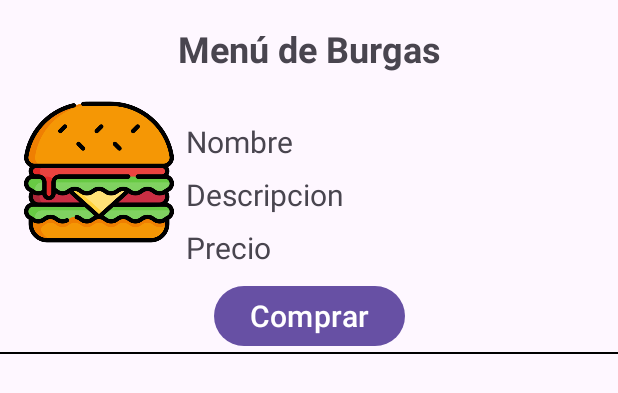
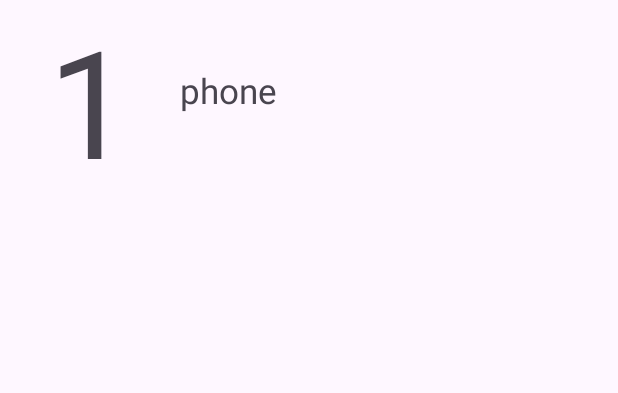
Before and after one commit to MatiaseRamirez/TP_APP_final, an Android app: the layout item_recyclerview_phone.xml on its own in the app's theme, with its tools: preview values and no code run, on a phone screen of 412 x 824 dp. Shown: the top 393 px of the screen. Run offline under Robolectric (Android 15) with nearby library versions, the phone set to English and light mode, and no system bars.

Commit message:
vuelta atras de cod recivlerview_phone en xml

```diff
--- a/app/src/main/res/layout/item_recyclerview_phone.xml
+++ b/app/src/main/res/layout/item_recyclerview_phone.xml
@@ -6,90 +6,29 @@
     xmlns:tools="http://schemas.android.com/tools"
     android:id="@+id/layoutItemRecycler">
 
+
     <TextView
-        android:id="@+id/titleTextView"
-        android:layout_width="wrap_content"
-        android:layout_height="wrap_content"
-        android:text="Menú de Burgas"
-        android:textSize="24sp"
-        android:textStyle="bold"
+        android:id="@+id/tvId"
+        android:layout_width="120dp"
+        android:layout_height="120dp"
+        tools:text="1"
+        android:textSize="100sp"
+        android:textAlignment="center"
+        app:layout_constraintStart_toStartOf="parent"
         app:layout_constraintTop_toTopOf="parent"
-        app:layout_constraintStart_toStartOf="parent"
-        app:layout_constraintEnd_toEndOf="parent"
-        android:layout_marginTop="16dp"/>
-
-    <ImageView
-        android:id="@+id/iv_burga"
-        android:layout_width="100dp"
-        android:layout_height="100dp"
-        app:layout_constraintTop_toBottomOf="@id/titleTextView"
-        app:layout_constraintStart_toStartOf="parent"
-        android:src="@drawable/burga"
-        android:scaleType="centerCrop"
-        android:layout_marginLeft="16dp"
-        android:layout_marginRight="16dp"
-        android:layout_marginTop="16dp"
-        android:layout_marginBottom="16dp"/>
-
-    <View
-        android:id="@+id/dividerView"
-        android:layout_width="match_parent"
-        android:layout_height="1dp"
-        android:background="@color/black"
-        app:layout_constraintTop_toBottomOf="@id/buyButton"/>
-
-
+        app:layout_constraintBottom_toBottomOf="parent"/>
 
 
     <TextView
-        android:id="@+id/nombreTextView"
-        android:layout_width="wrap_content"
+        android:id="@+id/tvphone"
+        android:layout_width="0dp"
         android:layout_height="wrap_content"
-        android:layout_marginStart="8dp"
-        android:layout_marginTop="16dp"
-        android:textSize="20sp"
         android:textAlignment="center"
-        app:layout_constraintStart_toEndOf="@id/iv_burga"
-        app:layout_constraintTop_toTopOf="@id/iv_burga"
-        tools:text="Nombre" />
+        android:textSize="23sp"
+        app:layout_constraintBottom_toBottomOf="parent"
+        app:layout_constraintStart_toEndOf="@+id/tvId"
+        app:layout_constraintTop_toTopOf="parent"
+        tools:text="phone" />
 
-    <TextView
-        android:id="@+id/descripcionTextView"
-        android:layout_width="wrap_content"
-        android:layout_height="wrap_content"
-        android:layout_marginStart="8dp"
-        android:layout_marginTop="8dp"
-        android:textSize="20sp"
-        android:textAlignment="center"
-        app:layout_constraintStart_toEndOf="@id/iv_burga"
-        app:layout_constraintTop_toBottomOf="@id/nombreTextView"
-        tools:text="Descripcion" />
-
-    <TextView
-        android:id="@+id/precioTextView"
-        android:layout_width="wrap_content"
-        android:layout_height="wrap_content"
-        android:layout_marginStart="8dp"
-        android:layout_marginTop="8dp"
-        android:textSize="20sp"
-        android:layout_marginBottom="8dp"
-        android:textAlignment="center"
-        app:layout_constraintStart_toEndOf="@id/iv_burga"
-        app:layout_constraintTop_toBottomOf="@id/descripcionTextView"
-        app:layout_constraintBottom_toTopOf="@id/buyButton"
-        tools:text="Precio" />
-
-    <Button
-        android:id="@+id/buyButton"
-        android:layout_width="wrap_content"
-        android:layout_height="wrap_content"
-        android:layout_marginTop="8dp"
-        android:layout_marginBottom="8dp"
-        android:textSize="20sp"
-        android:text="@string/buy_button_text"
-        android:onClick="comprarButtonClick"
-        app:layout_constraintBottom_toBottomOf="parent"
-        app:layout_constraintStart_toStartOf="parent"
-        app:layout_constraintEnd_toEndOf="parent"/>
 
 </androidx.constraintlayout.widget.ConstraintLayout>
```
